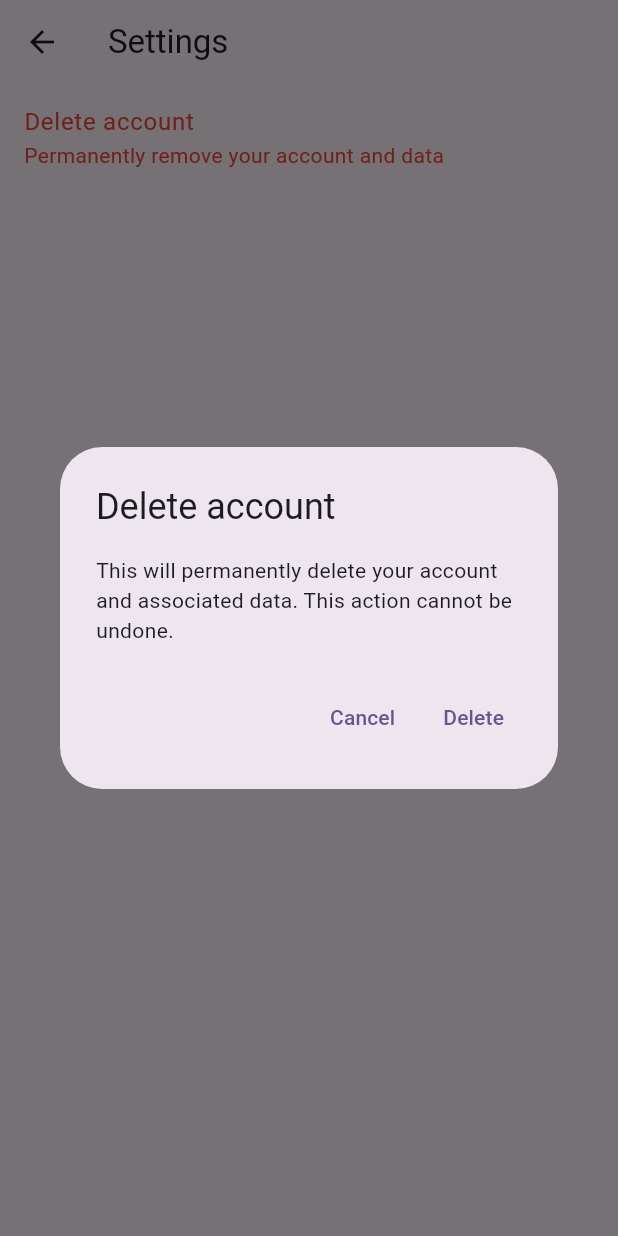
After one commit to mohtadieb/aligna, a Flutter app: the SettingsPage screen opened directly, after a tap on "Delete account", on a phone screen of 412 x 824 dp. The commit adds this screen. Run offline on Flutter 3.47's test engine with Material 3 defaults, Android fonts, the phone set to English and light mode, and no system bars; our stand-ins replace app_links, printing, shared_preferences, supabase_flutter; missing offline and left inert: purchases_flutter, purchases_ui_flutter; accounts and stored records are empty.

Commit message:
AI WORKING?

```diff
--- a/lib/features/home/pages/home_page.dart
+++ b/lib/features/home/pages/home_page.dart
@@ -1,5 +1,6 @@
 import 'dart:async';
 
+import 'package:aligna/pages/settings_page.dart';
 import 'package:flutter/material.dart';
 import 'package:supabase_flutter/supabase_flutter.dart';
 
@@ -432,6 +433,16 @@ class _HomePageState extends State<HomePage> {
             tooltip: 'Refresh',
           ),
           IconButton(
+            onPressed: () async {
+              await Navigator.push(
+                context,
+                MaterialPageRoute(builder: (_) => const SettingsPage()),
+              );
+            },
+            icon: const Icon(Icons.settings),
+            tooltip: 'Settings',
+          ),
+          IconButton(
             onPressed: _logout,
             icon: const Icon(Icons.logout),
             tooltip: 'Logout',
--- /dev/null
+++ b/lib/pages/settings_page.dart
@@ -0,0 +1,97 @@
+import 'package:flutter/material.dart';
+import 'package:supabase_flutter/supabase_flutter.dart';
+
+class SettingsPage extends StatefulWidget {
+  const SettingsPage({super.key});
+
+  @override
+  State<SettingsPage> createState() => _SettingsPageState();
+}
+
+class _SettingsPageState extends State<SettingsPage> {
+  bool _deleting = false;
+
+  Future<void> _deleteAccount() async {
+    if (_deleting) return;
+
+    setState(() => _deleting = true);
+
+    try {
+      final supabase = Supabase.instance.client;
+
+      await supabase.rpc('delete_my_account');
+      await supabase.auth.signOut();
+
+      if (!mounted) return;
+
+      ScaffoldMessenger.of(context).showSnackBar(
+        const SnackBar(content: Text('Account deleted')),
+      );
+
+      Navigator.of(context).popUntil((route) => route.isFirst);
+    } catch (e) {
+      if (!mounted) return;
+
+      ScaffoldMessenger.of(context).showSnackBar(
+        SnackBar(content: Text('Failed to delete account: $e')),
+      );
+    } finally {
+      if (mounted) setState(() => _deleting = false);
+    }
+  }
+
+  Future<void> _confirmDelete() async {
+    final confirmed = await showDialog<bool>(
+      context: context,
+      builder: (context) {
+        return AlertDialog(
+          title: const Text('Delete account'),
+          content: const Text(
+            'This will permanently delete your account and associated data. This action cannot be undone.',
+          ),
+          actions: [
+            TextButton(
+              onPressed: () => Navigator.of(context).pop(false),
+              child: const Text('Cancel'),
+            ),
+            TextButton(
+              onPressed: () => Navigator.of(context).pop(true),
+              child: const Text('Delete'),
+            ),
+          ],
+        );
+      },
+    );
+
+    if (confirmed == true) {
+      await _deleteAccount();
+    }
+  }
+
+  @override
+  Widget build(BuildContext context) {
+    return Scaffold(
+      appBar: AppBar(
+        title: const Text('Settings'),
+      ),
+      body: ListView(
+        children: [
+          ListTile(
+            title: const Text('Delete account'),
+            subtitle: const Text('Permanently remove your account and data'),
+            textColor: Colors.red,
+            iconColor: Colors.red,
+            trailing: _deleting
+                ? const SizedBox(
+              width: 20,
+              height: 20,
+              child: CircularProgressIndicator(strokeWidth: 2),
+            )
+                : null,
+            onTap: _deleting ? null : _confirmDelete,
+          ),
+        ],
+      ),
+    );
+  }
+}
```
